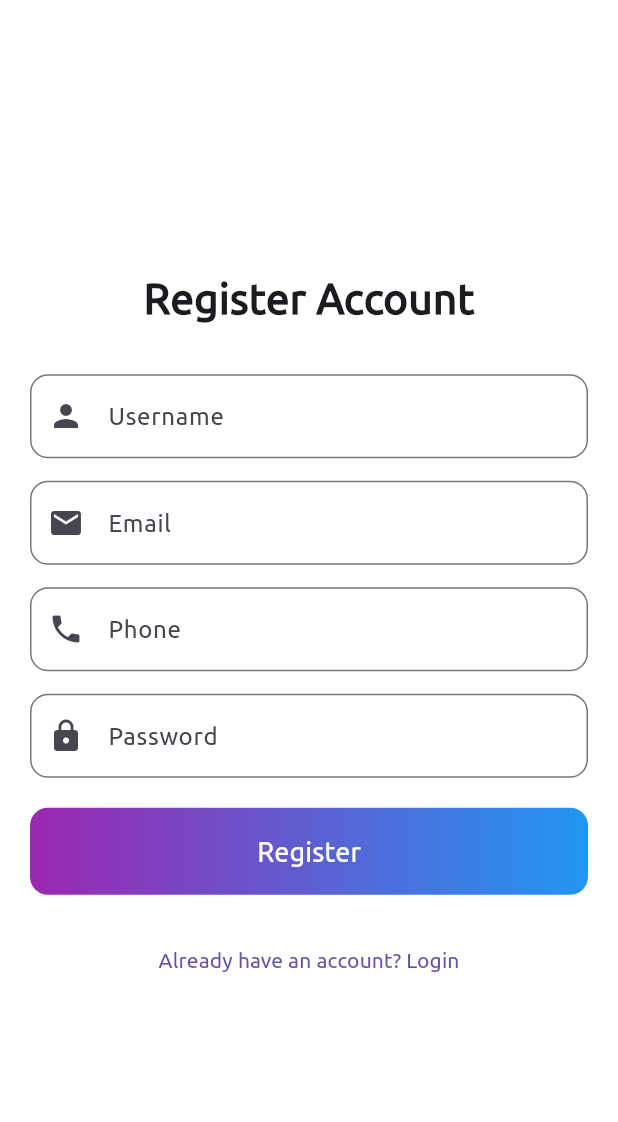
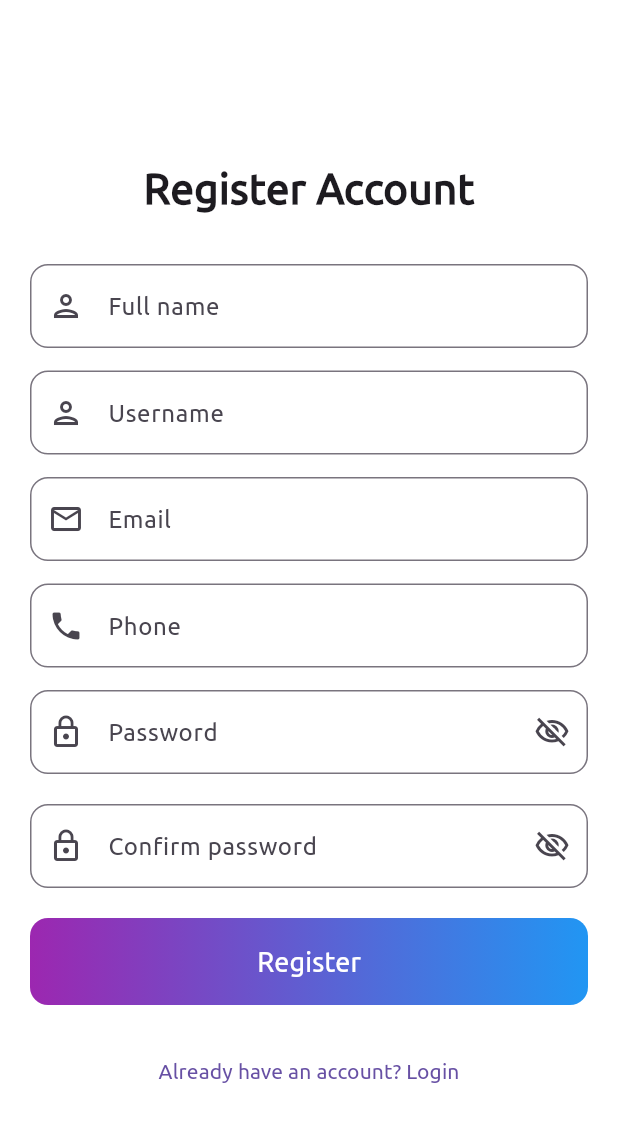
Before and after one commit to jeremiahalfreds/justapps, a Flutter app: the screen it shows after launch, after a tap on "Don’t have an account? Register", on a phone screen of 412 x 824 dp. Shown: the top 1122 px of the screen. Run offline on Flutter 3.47's test engine with Material 3 defaults, Android fonts, the light colour scheme and no system bars; our stand-ins replace image_picker; project files that could hold a hidden picture were left out.

Commit message:
New update

```diff
--- a/gtbank_app/lib/components/login.dart
+++ b/gtbank_app/lib/components/login.dart
@@ -1,8 +1,28 @@
 import 'package:flutter/material.dart';
 import 'package:gtbank_app/components/register.dart';
 
-class LoginScreen extends StatelessWidget {
+class LoginScreen extends StatefulWidget {
   const LoginScreen({super.key});
+  @override
+  State<LoginScreen> createState() => _LoginScreenState();
+
+  static Widget _socialButton(IconData? icon, Color color, String label) {
+    return ElevatedButton.icon(
+      style: ElevatedButton.styleFrom(
+        backgroundColor: color,
+        foregroundColor: Colors.white,
+        shape: RoundedRectangleBorder(borderRadius: BorderRadius.circular(12)),
+        padding: const EdgeInsets.symmetric(horizontal: 12, vertical: 10),
+      ),
+      onPressed: () {},
+      // icon: Icon(icon),
+      label: Text(label),
+    );
+  }
+}
+
+class _LoginScreenState extends State<LoginScreen> {
+  bool _obscurePassword = true;
 
   @override
   Widget build(BuildContext context) {
@@ -36,12 +56,22 @@ class LoginScreen extends StatelessWidget {
 
                 // Password
                 TextField(
-                  obscureText: true,
+                  obscureText: _obscurePassword,
                   decoration: InputDecoration(
                     hintText: "Password",
                     prefixIcon: const Icon(Icons.lock),
                     border: OutlineInputBorder(
                       borderRadius: BorderRadius.circular(12),
+                    ),
+                    suffixIcon: IconButton(
+                      icon: Icon(
+                        _obscurePassword ? Icons.visibility_off_outlined : Icons.visibility_outlined,
+                      ),
+                      onPressed: () {
+                        setState(() {
+                          _obscurePassword = !_obscurePassword;
+                        });
+                      },
                     ),
                   ),
                 ),
@@ -110,7 +140,7 @@ class LoginScreen extends StatelessWidget {
                   mainAxisAlignment: MainAxisAlignment.center,
                   children: [
                     Expanded(
-                      child: _socialButton(
+                      child: LoginScreen._socialButton(
                         Icons.g_mobiledata,
                         Colors.red,
                         "Google",
@@ -118,7 +148,7 @@ class LoginScreen extends StatelessWidget {
                     ),
                     const SizedBox(width: 16),
                     Expanded(
-                      child: _socialButton(
+                      child: LoginScreen._socialButton(
                         Icons.facebook,
                         Colors.blue,
                         "Facebook",
@@ -126,7 +156,7 @@ class LoginScreen extends StatelessWidget {
                     ),
                     const SizedBox(width: 16),
                     Expanded(
-                      child: _socialButton(
+                      child: LoginScreen._socialButton(
                         Icons.alternate_email,
                         Colors.black,
                         "Twitter",
@@ -141,19 +171,4 @@ class LoginScreen extends StatelessWidget {
       ),
     );
   }
-
-  // Helper widget for social buttons
-  static Widget _socialButton(IconData? icon, Color color, String label) {
-    return ElevatedButton.icon(
-      style: ElevatedButton.styleFrom(
-        backgroundColor: color,
-        foregroundColor: Colors.white,
-        shape: RoundedRectangleBorder(borderRadius: BorderRadius.circular(12)),
-        padding: const EdgeInsets.symmetric(horizontal: 12, vertical: 10),
-      ),
-      onPressed: () {},
-      // icon: Icon(icon),
-      label: Text(label),
-    );
-  }
 }
--- a/gtbank_app/lib/components/register.dart
+++ b/gtbank_app/lib/components/register.dart
@@ -1,7 +1,33 @@
 import 'package:flutter/material.dart';
 
-class RegisterScreen extends StatelessWidget {
+class RegisterScreen extends StatefulWidget {
   const RegisterScreen({super.key});
+
+  @override
+  State<RegisterScreen> createState() => _RegisterScreenState();
+
+  static Widget _inputField(
+    String hint,
+    IconData icon, {
+    bool obscure = false,
+    TextInputType type = TextInputType.text,
+    Widget? icons,
+  }) {
+    return TextField(
+      obscureText: obscure,
+      keyboardType: type,
+      decoration: InputDecoration(
+        hintText: hint,
+        prefixIcon: Icon(icon),
+        border: OutlineInputBorder(borderRadius: BorderRadius.circular(12)),
+        suffixIcon: icons,
+      ),
+    );
+  }
+}
+
+class _RegisterScreenState extends State<RegisterScreen> {
+  bool _obscurePassword = true;
 
   @override
   Widget build(BuildContext context) {
@@ -20,20 +46,68 @@ class RegisterScreen extends StatelessWidget {
                 ),
                 const SizedBox(height: 30),
 
+                // Full name
+                RegisterScreen._inputField("Full name", Icons.person_outlined),
+                const SizedBox(height: 15),
+
                 // Username
-                _inputField("Username", Icons.person),
+                RegisterScreen._inputField("Username", Icons.person_outlined),
                 const SizedBox(height: 15),
 
                 // Email
-                _inputField("Email", Icons.email, type: TextInputType.emailAddress),
+                RegisterScreen._inputField(
+                  "Email",
+                  Icons.email_outlined,
+                  type: TextInputType.emailAddress,
+                ),
                 const SizedBox(height: 15),
 
                 // Phone
-                _inputField("Phone", Icons.phone, type: TextInputType.phone),
+                RegisterScreen._inputField(
+                  "Phone",
+                  Icons.phone,
+                  type: TextInputType.phone,
+                ),
                 const SizedBox(height: 15),
 
                 // Password
-                _inputField("Password", Icons.lock, obscure: true),
+                RegisterScreen._inputField(
+                  "Password",
+                  Icons.lock_outline,
+                  obscure: _obscurePassword,
+                  icons: IconButton(
+                    icon: Icon(
+                      _obscurePassword
+                          ? Icons.visibility_off_outlined
+                          : Icons.visibility_outlined,
+                    ),
+                    onPressed: () {
+                      setState(() {
+                        _obscurePassword = !_obscurePassword;
+                      });
+                    },
+                  ),
+                ),
+                const SizedBox(height: 20),
+
+                // confirm Password
+                RegisterScreen._inputField(
+                  "Confirm password",
+                  Icons.lock_outline,
+                  obscure: _obscurePassword,
+                  icons: IconButton(
+                    icon: Icon(
+                      _obscurePassword
+                          ? Icons.visibility_off_outlined
+                          : Icons.visibility_outlined,
+                    ),
+                    onPressed: () {
+                      setState(() {
+                        _obscurePassword = !_obscurePassword;
+                      });
+                    },
+                  ),
+                ),
                 const SizedBox(height: 20),
 
                 // Register Button
@@ -77,18 +151,4 @@ class RegisterScreen extends StatelessWidget {
       ),
     );
   }
-
-  // Reusable input field
-  static Widget _inputField(String hint, IconData icon,
-      {bool obscure = false, TextInputType type = TextInputType.text}) {
-    return TextField(
-      obscureText: obscure,
-      keyboardType: type,
-      decoration: InputDecoration(
-        hintText: hint,
-        prefixIcon: Icon(icon),
-        border: OutlineInputBorder(borderRadius: BorderRadius.circular(12)),
-      ),
-    );
-  }
 }
```
Also changed, not shown: gtbank_app/lib/screens/profile.dart (+23 -2 lines).
